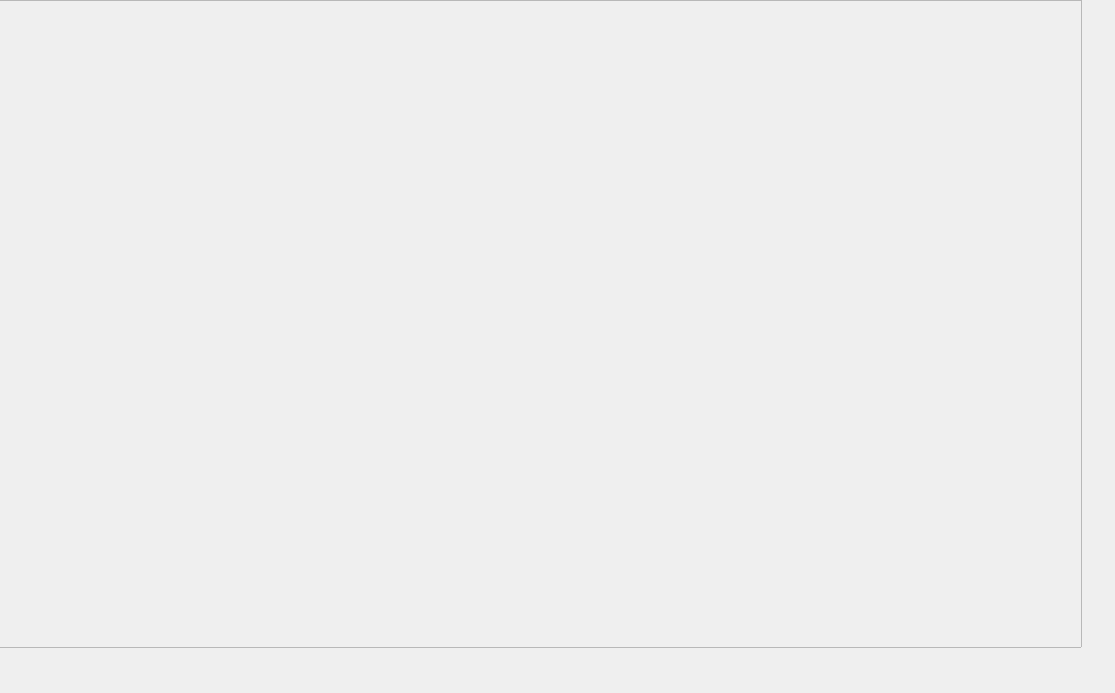
Qt form src/res/MasterWindow.ui (Story-Of-Alicia/alicia-launcher-qt) before a commit.
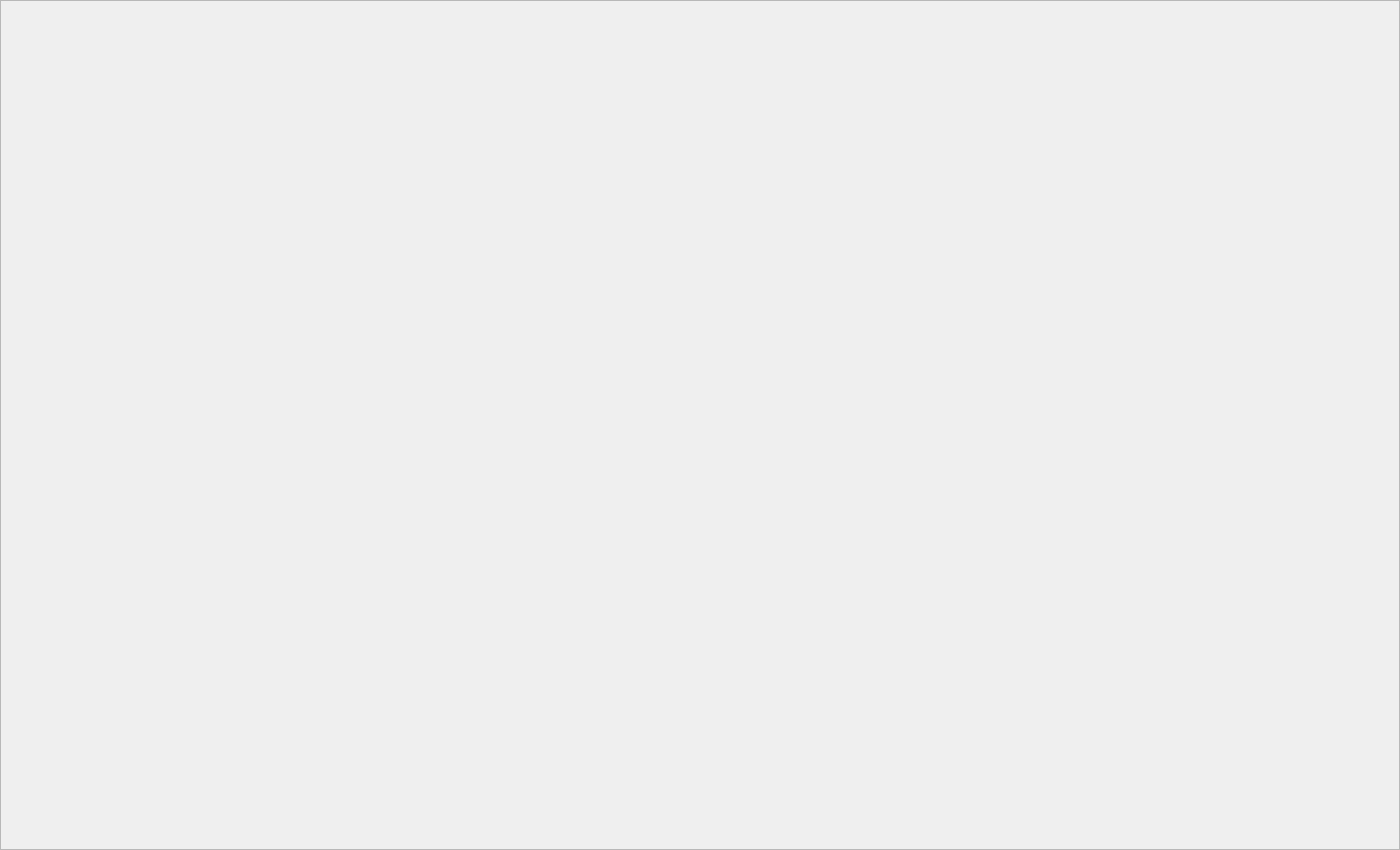
The same form after that commit. Icons and pictures are not drawn.

Patch:
```diff
--- a/src/res/MasterWindow.ui
+++ b/src/res/MasterWindow.ui
@@ -6,8 +6,8 @@
    <rect>
     <x>0</x>
     <y>0</y>
-    <width>1115</width>
-    <height>693</height>
+    <width>1400</width>
+    <height>850</height>
    </rect>
   </property>
   <property name="windowTitle">
@@ -18,11 +18,13 @@
 	border-image: url(&quot;:/img/bg.png&quot;);
 }
 
+QPushButton {
+	background: transparent;
+}
+
 QPushButton#btn_exit {
     border-image: url(:/img/btn/close.png);
     background-repeat: no-repeat;
-    width: 32px;
-    height: 32px;
 }
 
 QPushButton#btn_exit:hover {
@@ -33,15 +35,48 @@
 QPushButton#btn_exit:pressed  {
     border-image: url(:/img/btn/close_clicked.png);
     background-repeat: no-repeat;
-}</string>
+}
+
+QPushButton#btn_minimize {
+    border-image: url(:/img/btn/minimize.png);
+    background-repeat: no-repeat;
+}
+
+QPushButton#btn_minimize:hover {
+    border-image: url(:/img/btn/minimize_hover.png);
+    background-repeat: no-repeat;
+}
+
+QPushButton#btn_minimize:pressed  {
+    border-image: url(:/img/btn/minimize_pressed.png);
+    background-repeat: no-repeat;
+}
+
+QPushButton#btn_settings {
+    border-image: url(:/img/btn/settings.png);
+    background-repeat: no-repeat;
+}
+QPushButton#btn_settings:hover {
+    border-image: url(:/img/btn/settings_hover.png);
+    background-repeat: no-repeat;
+}
+QPushButton#btn_settings:pressed  {
+    border-image: url(:/img/btn/settings_pressed.png);
+    background-repeat: no-repeat;
+}
+
+QLabel {
+	color: #4F1717;
+}
+</string>
   </property>
   <widget class="QFrame" name="frame">
    <property name="geometry">
     <rect>
-     <x>-70</x>
+     <x>0</x>
      <y>0</y>
-     <width>1152</width>
-     <height>648</height>
+     <width>1400</width>
+     <height>850</height>
     </rect>
    </property>
    <property name="frameShape">
@@ -53,10 +88,10 @@
    <widget class="QPushButton" name="btn_exit">
     <property name="geometry">
      <rect>
-      <x>1007</x>
-      <y>55</y>
-      <width>26</width>
-      <height>26</height>
+      <x>1318</x>
+      <y>41</y>
+      <width>36</width>
+      <height>36</height>
      </rect>
     </property>
     <property name="autoFillBackground">
@@ -75,6 +110,79 @@
      <bool>true</bool>
     </property>
    </widget>
+   <widget class="QPushButton" name="btn_minimize">
+    <property name="geometry">
+     <rect>
+      <x>1268</x>
+      <y>41</y>
+      <width>36</width>
+      <height>36</height>
+     </rect>
+    </property>
+    <property name="text">
+     <string/>
+    </property>
+    <property name="iconSize">
+     <size>
+      <width>26</width>
+      <height>26</height>
+     </size>
+    </property>
+    <property name="flat">
+     <bool>true</bool>
+    </property>
+   </widget>
+   <widget class="QPushButton" name="btn_settings">
+    <property name="geometry">
+     <rect>
+      <x>85</x>
+      <y>742</y>
+      <width>48</width>
+      <height>48</height>
+     </rect>
+    </property>
+    <property name="text">
+     <string/>
+    </property>
+    <property name="iconSize">
+     <size>
+      <width>72</width>
+      <height>51</height>
+     </size>
+    </property>
+    <property name="flat">
+     <bool>true</bool>
+    </property>
+   </widget>
+   <widget class="QPushButton" name="pushButton">
+    <property name="enabled">
+     <bool>true</bool>
+    </property>
+    <property name="geometry">
+     <rect>
+      <x>60</x>
+      <y>620</y>
+      <width>102</width>
+      <height>105</height>
+     </rect>
+    </property>
+    <property name="text">
+     <string/>
+    </property>
+    <property name="icon">
+     <iconset resource="master.qrc">
+      <normaloff>:/img/game_select_locked.png</normaloff>:/img/game_select_locked.png</iconset>
+    </property>
+    <property name="iconSize">
+     <size>
+      <width>102</width>
+      <height>105</height>
+     </size>
+    </property>
+    <property name="flat">
+     <bool>true</bool>
+    </property>
+   </widget>
   </widget>
  </widget>
  <resources>
```
Left out of the diff: 2 changed lines with no effect on the pictures.
